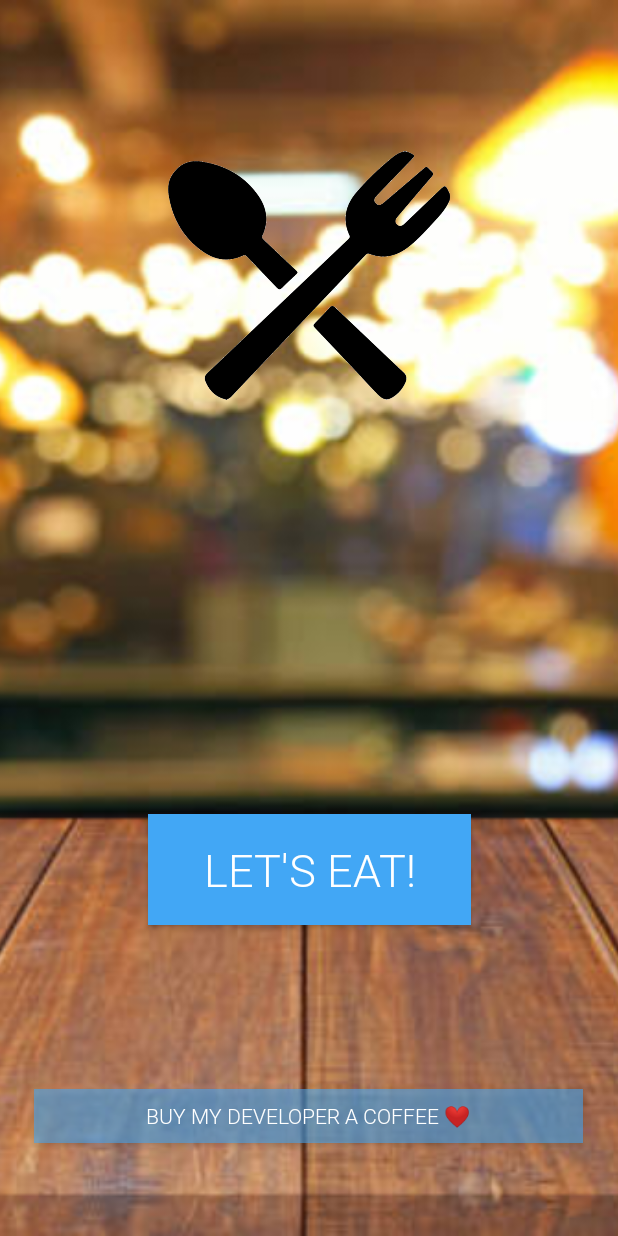
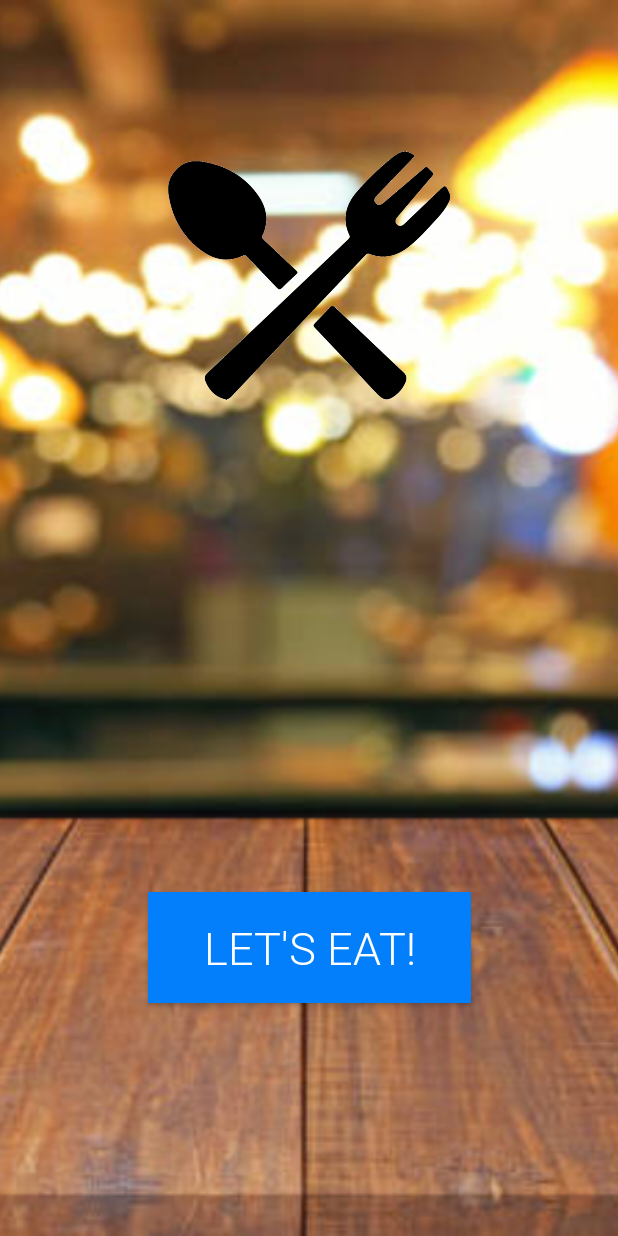
Before and after one commit to solomonheisey/Lets-Eat, an Android app: the screen it shows after launch (MainActivity), on a phone screen of 412 x 824 dp. Run offline under Robolectric (Android 15) with nearby library versions, the phone set to English and light mode, and no system bars.

Commit message:
Update activity_main.xml

```diff
--- a/src/app/src/main/res/layout/activity_main.xml
+++ b/src/app/src/main/res/layout/activity_main.xml
@@ -11,7 +11,9 @@
         android:layout_width="match_parent"
         android:layout_height="match_parent"
         android:scaleType="centerCrop"
-        android:src="@drawable/background" />
+        android:src="@drawable/background"
+        tools:layout_editor_absoluteX="0dp"
+        tools:layout_editor_absoluteY="0dp" />
 
     <androidx.appcompat.widget.AppCompatButton
         android:id="@+id/btnLetsEat"
@@ -19,15 +21,15 @@
         android:layout_height="74dp"
         android:layout_marginStart="98dp"
         android:layout_marginLeft="98dp"
-        android:layout_marginTop="496dp"
+        android:layout_marginTop="548dp"
         android:layout_marginEnd="98dp"
         android:layout_marginRight="98dp"
-        android:layout_marginBottom="161dp"
-        android:background="#42a7f5"
+        android:layout_marginBottom="109dp"
+        android:background="#037ffc"
         android:fontFamily="@font/roboto_light"
         android:text="Let's Eat!"
+        android:textColor="#FFFFFF"
         android:textSize="30sp"
-        android:textColor="#FFFFFF"
         app:layout_constraintBottom_toBottomOf="parent"
         app:layout_constraintEnd_toEndOf="parent"
         app:layout_constraintStart_toStartOf="parent"
@@ -49,22 +51,4 @@
         app:layout_constraintTop_toTopOf="parent"
         app:srcCompat="@drawable/logo" />
 
-    <Button
-        android:id="@+id/donate"
-        android:layout_width="366dp"
-        android:layout_height="36dp"
-        android:layout_marginStart="22dp"
-        android:layout_marginLeft="22dp"
-        android:layout_marginTop="679dp"
-        android:layout_marginEnd="23dp"
-        android:layout_marginRight="23dp"
-        android:layout_marginBottom="16dp"
-        android:background="#9042a7f5"
-        android:fontFamily="@font/roboto_light"
-        android:text="Buy my developer a coffee \u2764\ufe0f"
-        android:textColor="#FFFFFF"
-        app:layout_constraintBottom_toBottomOf="parent"
-        app:layout_constraintEnd_toEndOf="parent"
-        app:layout_constraintStart_toStartOf="parent"
-        app:layout_constraintTop_toTopOf="parent" />
 </androidx.constraintlayout.widget.ConstraintLayout>
```
